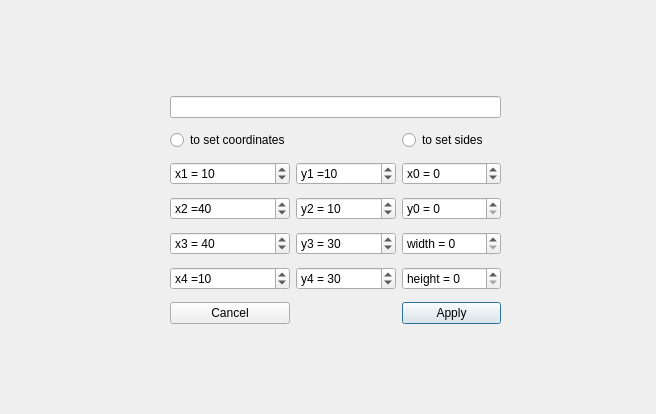
First picture: the form in RectangleDialog.ui, repository KapitoliyVZ/GeometricShapes, before the edit.
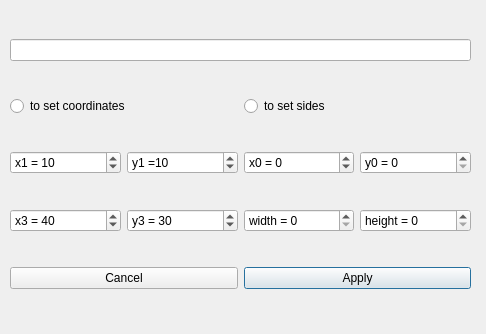
Second picture: the form after the edit.

```diff
--- a/RectangleDialog.ui
+++ b/RectangleDialog.ui
@@ -6,8 +6,8 @@
    <rect>
     <x>0</x>
     <y>0</y>
-    <width>656</width>
-    <height>414</height>
+    <width>486</width>
+    <height>334</height>
    </rect>
   </property>
   <property name="windowTitle">
@@ -16,10 +16,10 @@
   <widget class="QWidget" name="gridLayoutWidget_2">
    <property name="geometry">
     <rect>
-     <x>170</x>
-     <y>90</y>
-     <width>331</width>
-     <height>245</height>
+     <x>10</x>
+     <y>10</y>
+     <width>461</width>
+     <height>311</height>
     </rect>
    </property>
    <layout class="QGridLayout" name="gridLayout_2">
@@ -39,36 +39,6 @@
       </property>
      </widget>
     </item>
-    <item row="1" column="2">
-     <widget class="QRadioButton" name="radioSetSides">
-      <property name="text">
-       <string>to set sides</string>
-      </property>
-     </widget>
-    </item>
-    <item row="6" column="1">
-     <widget class="QSpinBox" name="y3">
-      <property name="prefix">
-       <string>y3 = </string>
-      </property>
-      <property name="minimum">
-       <number>-500</number>
-      </property>
-      <property name="maximum">
-       <number>500</number>
-      </property>
-      <property name="value">
-       <number>30</number>
-      </property>
-     </widget>
-    </item>
-    <item row="9" column="2">
-     <widget class="QPushButton" name="applyButton">
-      <property name="text">
-       <string>Apply</string>
-      </property>
-     </widget>
-    </item>
     <item row="3" column="0">
      <widget class="QSpinBox" name="x1">
       <property name="prefix">
@@ -85,32 +55,6 @@
       </property>
      </widget>
     </item>
-    <item row="9" column="0">
-     <widget class="QPushButton" name="cancelButton">
-      <property name="text">
-       <string>Cancel</string>
-      </property>
-     </widget>
-    </item>
-    <item row="0" column="0" colspan="3">
-     <widget class="QLineEdit" name="LineCircleName"/>
-    </item>
-    <item row="7" column="1">
-     <widget class="QSpinBox" name="y4">
-      <property name="prefix">
-       <string>y4 = </string>
-      </property>
-      <property name="minimum">
-       <number>-500</number>
-      </property>
-      <property name="maximum">
-       <number>500</number>
-      </property>
-      <property name="value">
-       <number>30</number>
-      </property>
-     </widget>
-    </item>
     <item row="6" column="0">
      <widget class="QSpinBox" name="x3">
       <property name="prefix">
@@ -127,23 +71,17 @@
       </property>
      </widget>
     </item>
-    <item row="5" column="2">
-     <widget class="QSpinBox" name="startPointY">
-      <property name="prefix">
-       <string>y0 = </string>
+    <item row="1" column="0" colspan="2">
+     <widget class="QRadioButton" name="radioSetCoord">
+      <property name="text">
+       <string>to set coordinates</string>
       </property>
-      <property name="maximum">
-       <number>500</number>
-      </property>
-      <property name="value">
-       <number>0</number>
-      </property>
      </widget>
     </item>
-    <item row="7" column="0">
-     <widget class="QSpinBox" name="x4">
+    <item row="6" column="1">
+     <widget class="QSpinBox" name="y3">
       <property name="prefix">
-       <string>x4 =</string>
+       <string>y3 = </string>
       </property>
       <property name="minimum">
        <number>-500</number>
@@ -152,33 +90,7 @@
        <number>500</number>
       </property>
       <property name="value">
-       <number>10</number>
-      </property>
-     </widget>
-    </item>
-    <item row="6" column="2">
-     <widget class="QSpinBox" name="width">
-      <property name="prefix">
-       <string>width = </string>
-      </property>
-      <property name="maximum">
-       <number>500</number>
-      </property>
-     </widget>
-    </item>
-    <item row="5" column="1">
-     <widget class="QSpinBox" name="y2">
-      <property name="prefix">
-       <string>y2 = </string>
-      </property>
-      <property name="minimum">
-       <number>-500</number>
-      </property>
-      <property name="maximum">
-       <number>500</number>
-      </property>
-      <property name="value">
-       <number>10</number>
+       <number>30</number>
       </property>
      </widget>
     </item>
@@ -195,7 +107,30 @@
       </property>
      </widget>
     </item>
-    <item row="7" column="2">
+    <item row="6" column="2">
+     <widget class="QSpinBox" name="width">
+      <property name="prefix">
+       <string>width = </string>
+      </property>
+      <property name="maximum">
+       <number>500</number>
+      </property>
+     </widget>
+    </item>
+    <item row="3" column="3">
+     <widget class="QSpinBox" name="startPointY">
+      <property name="prefix">
+       <string>y0 = </string>
+      </property>
+      <property name="maximum">
+       <number>500</number>
+      </property>
+      <property name="value">
+       <number>0</number>
+      </property>
+     </widget>
+    </item>
+    <item row="6" column="3">
      <widget class="QSpinBox" name="height">
       <property name="prefix">
        <string>height = </string>
@@ -205,29 +140,30 @@
       </property>
      </widget>
     </item>
-    <item row="5" column="0">
-     <widget class="QSpinBox" name="x2">
-      <property name="prefix">
-       <string>x2 =</string>
+    <item row="9" column="2" colspan="2">
+     <widget class="QPushButton" name="applyButton">
+      <property name="text">
+       <string>Apply</string>
       </property>
-      <property name="minimum">
-       <number>-500</number>
+     </widget>
+    </item>
+    <item row="9" column="0" colspan="2">
+     <widget class="QPushButton" name="cancelButton">
+      <property name="text">
+       <string>Cancel</string>
       </property>
-      <property name="maximum">
-       <number>500</number>
-      </property>
-      <property name="value">
-       <number>40</number>
-      </property>
      </widget>
     </item>
-    <item row="1" column="0">
-     <widget class="QRadioButton" name="radioSetCoord">
+    <item row="1" column="2" colspan="2">
+     <widget class="QRadioButton" name="radioSetSides">
       <property name="text">
-       <string>to set coordinates</string>
+       <string>to set sides</string>
       </property>
      </widget>
     </item>
+    <item row="0" column="0" colspan="4">
+     <widget class="QLineEdit" name="LineCircleName"/>
+    </item>
    </layout>
   </widget>
  </widget>
```
Left out of the diff: 2 changed lines with no effect on the pictures.
